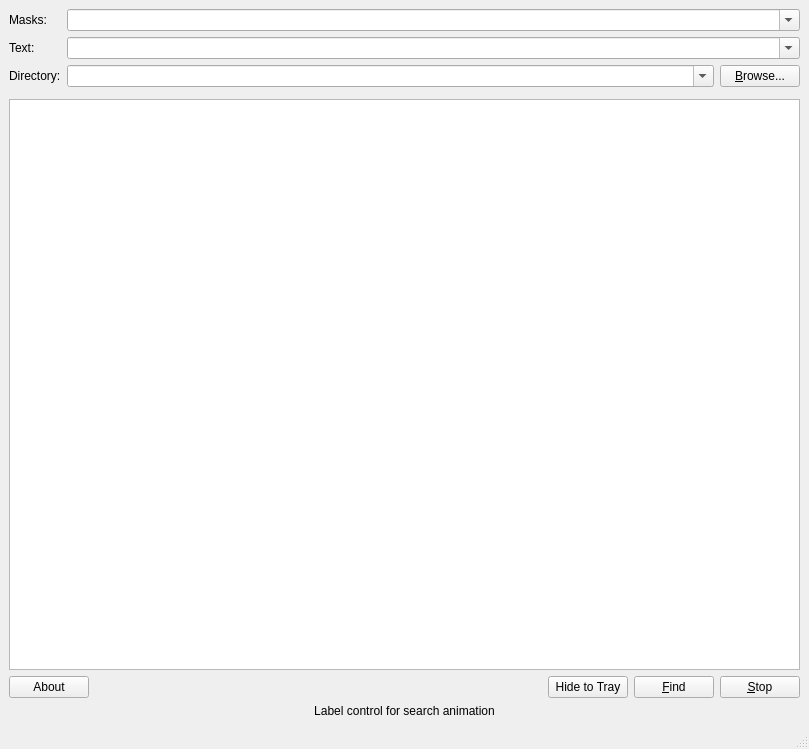
Qt form SearchGUI/src/searchwindow.ui (tmpprj/tmpprj) before a commit.
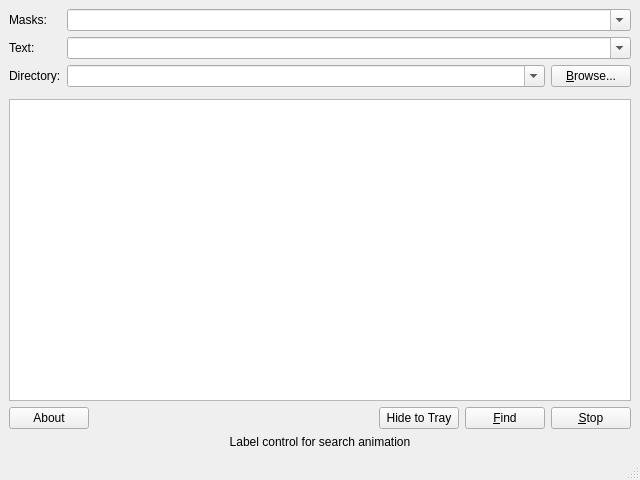
The same form after that commit. Icons and pictures are not drawn. Custom widgets are drawn as their Qt base class.

Commit message: Default size is 640x480

```diff
--- a/SearchGUI/src/searchwindow.ui
+++ b/SearchGUI/src/searchwindow.ui
@@ -6,8 +6,8 @@
    <rect>
     <x>0</x>
     <y>0</y>
-    <width>809</width>
-    <height>749</height>
+    <width>640</width>
+    <height>480</height>
    </rect>
   </property>
   <property name="sizePolicy">
```
